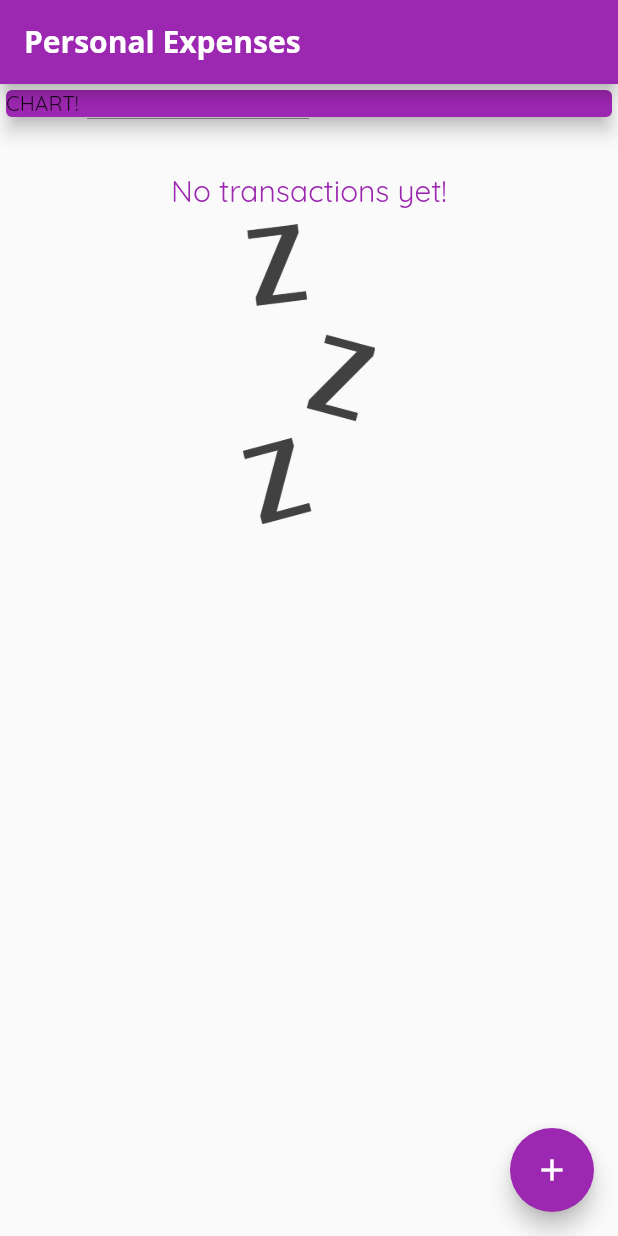
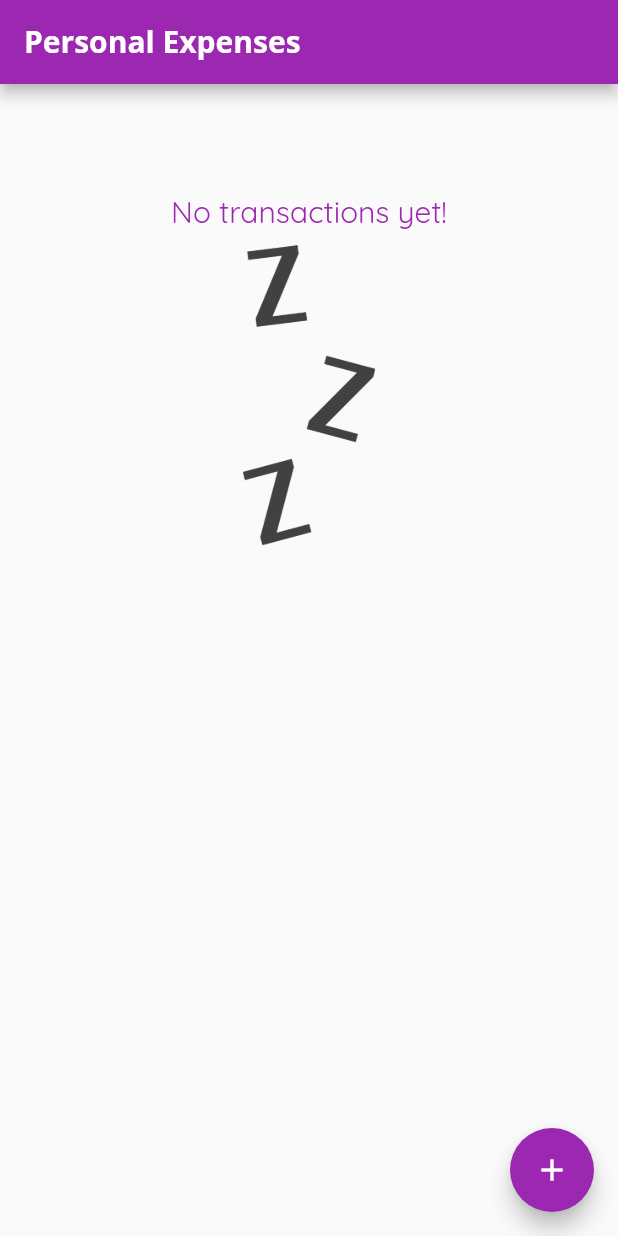
Before and after one commit to Sudhanva-Nadiger/Personal_Expense_Tracker, a Flutter app: the screen it shows after launch, on a phone screen of 412 x 824 dp. Run offline on Flutter 3.47's test engine with Material 2 defaults, Android fonts, the phone set to English and light mode, and no system bars.

Commit message:
feat: add chart logic and layout

```diff
--- a/lib/main.dart
+++ b/lib/main.dart
@@ -1,4 +1,5 @@
 import 'package:expense_tracker/models/transaction.dart';
+import 'package:expense_tracker/widgets/chart.dart';
 import 'package:expense_tracker/widgets/new_transaction.dart';
 import 'package:expense_tracker/widgets/transaction_list.dart';
 import 'package:flutter/material.dart';
@@ -43,6 +44,12 @@ class _MyHomePageState extends State<MyHomePage> {
     // Transaction(id: 't2', title: 'New Bags', amount: 34, date: DateTime.now()),
   ];
 
+  List<Transaction> get _recentTransactions {
+    return _userTransaction.where((tx) {
+      return tx.date.isAfter(DateTime.now().subtract(const Duration(days: 7)));
+    }).toList();
+  }
+
   void _addNewTransaction(String title, double amount) {
     final newTx = Transaction(
       id: DateTime.now().toString(),
@@ -72,14 +79,7 @@ class _MyHomePageState extends State<MyHomePage> {
           child: Column(
             crossAxisAlignment: CrossAxisAlignment.stretch,
             children: <Widget>[
-              Card(
-                color: Theme.of(context).primaryColor,
-                elevation: 5,
-                child: const SizedBox(
-                  width: double.infinity,
-                  child: Text("CHART!"),
-                ),
-              ),
+              Chart(_recentTransactions),
               TransactionList(transactions: _userTransaction)
             ],
           ),
--- /dev/null
+++ b/lib/widgets/chart.dart
@@ -0,0 +1,40 @@
+import "package:expense_tracker/models/transaction.dart";
+import 'package:intl/intl.dart';
+import "package:flutter/material.dart";
+
+class Chart extends StatelessWidget {
+  const Chart(this.recentTransactions, {super.key});
+
+  final List<Transaction> recentTransactions;
+
+  List<Map<String, Object>>? get groupedTransactions {
+    return List.generate(7, (index) {
+      final weekDay = DateTime.now().subtract(
+        Duration(days: index),
+      );
+      double totalSum = 0;
+      for (var i = 0; i < recentTransactions.length; i++) {
+        if (recentTransactions[i].date.day == weekDay.day &&
+            recentTransactions[i].date.month == weekDay.month &&
+            recentTransactions[i].date.year == weekDay.year) {
+          totalSum += recentTransactions[i].amount;
+        }
+      }
+      return {
+        'day': DateFormat.E().format(weekDay).toString(),
+        'amount': totalSum
+      };
+    });
+  }
+
+  @override
+  Widget build(BuildContext context) {
+    return Card(
+      elevation: 6,
+      margin: EdgeInsets.all(20),
+      child: Row(
+        children: [],
+      ),
+    );
+  }
+}
```
